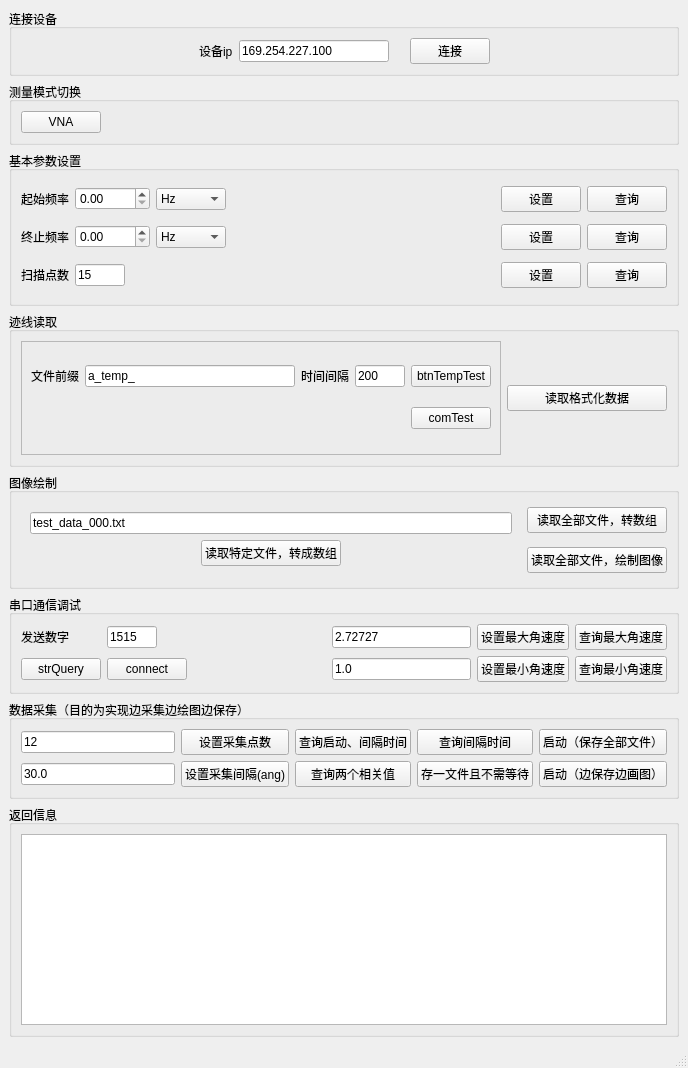
Qt form mainwindow.ui (J4nnA/janna_51) before a commit.
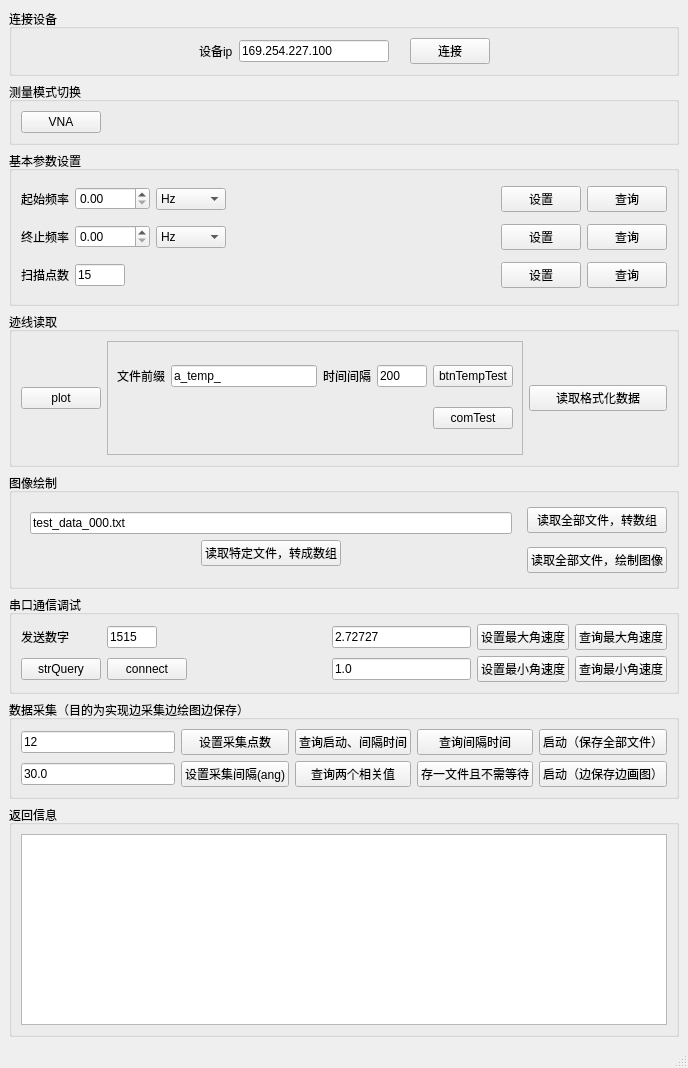
The same form after that commit.

The edit to the form file:
```diff
--- a/mainwindow.ui
+++ b/mainwindow.ui
@@ -347,6 +347,13 @@
        <string>迹线读取</string>
       </property>
       <layout class="QHBoxLayout" name="horizontalLayout_3">
+       <item>
+        <widget class="QPushButton" name="btnPlot">
+         <property name="text">
+          <string>plot</string>
+         </property>
+        </widget>
+       </item>
        <item>
         <widget class="QFrame" name="frame">
          <property name="sizePolicy">
```
